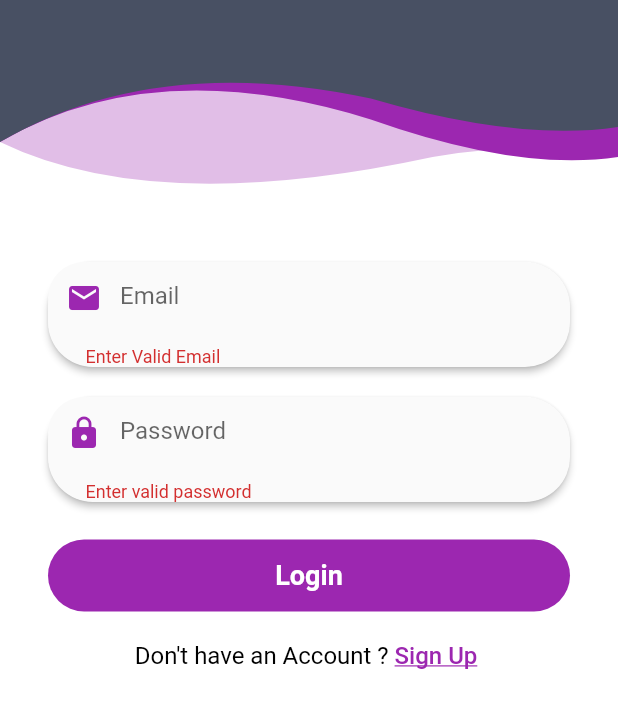
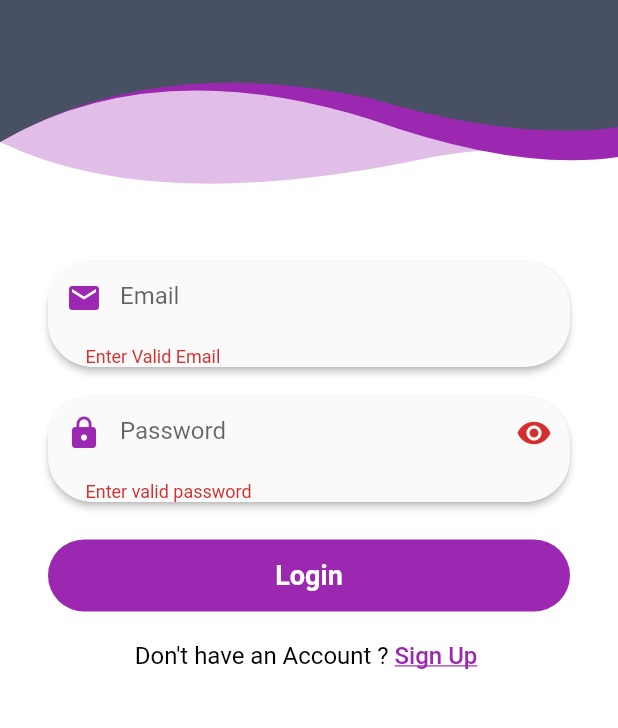
Before and after one commit to titusfrezer/Internship_platform, a Flutter app: the screen it shows after launch, after a tap on "Login", on a phone screen of 412 x 824 dp, the part 233-961 px from its top. Run offline on Flutter 3.47's test engine with Material 2 defaults, Android fonts, the phone set to English and light mode, and no system bars; our stand-ins replace connectivity, file_picker, firebase_auth, firebase_database, firebase_storage, flushbar and 2 more; missing offline and left inert: flutter_plugin_pdf_viewer; accounts and stored records are empty.

Commit message:
applying bisrat change

```diff
--- a/lib/LoginPage.dart
+++ b/lib/LoginPage.dart
@@ -8,16 +8,20 @@ import 'package:internship_platform/WaveClipper.dart';
 import 'package:internship_platform/main.dart';
 
 bool _autoValidate = false;
-bool isValid= true;
+bool isValid = true;
+
 class LoginSevenPage extends StatefulWidget {
   String email;
   String password;
+
   @override
   _LoginSevenPageState createState() => _LoginSevenPageState();
 }
 
 class _LoginSevenPageState extends State<LoginSevenPage> {
   final GlobalKey<FormState> _formKey = GlobalKey<FormState>();
+  bool isObscure = true;
+
   @override
   Widget build(BuildContext context) {
     return Scaffold(
@@ -36,8 +40,10 @@ class _LoginSevenPageState extends State<LoginSevenPage> {
                     width: double.infinity,
                     height: 300,
                     decoration: BoxDecoration(
-                        gradient: LinearGradient(
-                            colors: [Colors.purple.shade100,  Colors.purple.shade100])),
+                        gradient: LinearGradient(colors: [
+                      Colors.purple.shade100,
+                      Colors.purple.shade100
+                    ])),
                   ),
                 ),
                 ClipPath(
@@ -94,7 +100,7 @@ class _LoginSevenPageState extends State<LoginSevenPage> {
                 elevation: 2.0,
                 borderRadius: BorderRadius.all(Radius.circular(30)),
                 child: TextFormField(
-                  validator: (value){
+                  validator: (value) {
                     Pattern pattern =
                         r'^(([^<>()[\]\\.,;:\s@\"]+(\.[^<>()[\]\\.,;:\s@\"]+)*)|(\".+\"))@((\[[0-9]{1,3}\.[0-9]{1,3}\.[0-9]{1,3}\.[0-9]{1,3}\])|(([a-zA-Z\-0-9]+\.)+[a-zA-Z]{2,}))$';
                     RegExp regex = new RegExp(pattern);
@@ -103,10 +109,10 @@ class _LoginSevenPageState extends State<LoginSevenPage> {
                     else
                       return null;
                   },
-                  onSaved: (value){
+                  onSaved: (value) {
                     widget.email = value;
                   },
-                  onChanged: (String value){},
+                  onChanged: (String value) {},
                   cursorColor: Colors.deepOrange,
                   decoration: InputDecoration(
                       hintText: "Email",
@@ -133,17 +139,17 @@ class _LoginSevenPageState extends State<LoginSevenPage> {
                 elevation: 2.0,
                 borderRadius: BorderRadius.all(Radius.circular(30)),
                 child: TextFormField(
-                  obscureText: true,
-                  validator: (value){
-                    if(value.isEmpty){
+                  obscureText: isObscure,
+                  validator: (value) {
+                    if (value.isEmpty) {
                       return 'Enter valid password';
                     }
                     return null;
                   },
-                  onSaved: (value){
+                  onSaved: (value) {
                     widget.password = value;
                   },
-                  onChanged: (String value){},
+                  onChanged: (String value) {},
                   cursorColor: Colors.deepOrange,
                   decoration: InputDecoration(
                       hintText: "Password",
@@ -154,6 +160,23 @@ class _LoginSevenPageState extends State<LoginSevenPage> {
                           Icons.lock,
                           color: Colors.purple,
                         ),
+                      ),
+                      suffixIcon: isObscure
+                          ? IconButton(
+                              icon: Icon(Icons.visibility),
+                              onPressed: () {
+                                setState(() {
+                                  isObscure = false;
+                                });
+                              },
+                            )
+                          : IconButton(
+                              icon: Icon(Icons.visibility_off),
+                              onPressed: () {
+                                setState(() {
+                                  isObscure = true;
+                                });
+                              },
                             ),
                       border: InputBorder.none,
                       contentPadding:
@@ -171,22 +194,23 @@ class _LoginSevenPageState extends State<LoginSevenPage> {
                       borderRadius: BorderRadius.all(Radius.circular(100)),
                       color: Colors.purple),
                   child: FlatButton(
-                    child: isLoading==true?SpinKitWave(color:Colors.white,size: 12,):Text(
+                    child: isLoading == true
+                        ? SpinKitWave(color: Colors.pink)
+                        : Text(
                             "Login",
                             style: TextStyle(
                                 color: Colors.white,
                                 fontWeight: FontWeight.w700,
                                 fontSize: 18),
                           ),
-                    onPressed: () async{
+                    onPressed: () async {
                       setState(() {
                         isLoading = true;
-
                       });
                       print('Login pressed');
                       _validateInputs();
                       try {
-                        name=widget.email;
+                        name = widget.email;
                         await FirebaseAuth.instance.signInWithEmailAndPassword(
                             email: widget.email, password: widget.password);
 //                        setState(() {
@@ -197,14 +221,16 @@ class _LoginSevenPageState extends State<LoginSevenPage> {
                       } catch (Exception) {
                         print(Exception.toString());
                         if (Exception.toString() ==
-                            "PlatformException(ERROR_NETWORK_REQUEST_FAILED, A network error (such as timeout, interrupted connection or unreachable host) has occurred., null)") {
-
-                          Flushbar(duration: Duration(seconds: 3),
+                            "PlatformException(ERROR_NETWORK_REQUEST_FAILED, A network error (such as timeout, interrupted connection or unreachable host) has occurred., null, null)") {
+                        print("true");
+                          Flushbar(
+                            duration: Duration(seconds: 3),
                             backgroundColor: Colors.red,
                             icon: Icon(Icons.error),
                             message: 'Connection error',
                           )..show(context);
-                        }else if(Exception.toString() == 'PlatformException(ERROR_USER_NOT_FOUND, There is no user record corresponding to this identifier. The user may have been deleted., null)'){
+                        } else if (Exception.toString() ==
+                            'PlatformException(ERROR_USER_NOT_FOUND, There is no user record corresponding to this identifier. The user may have been deleted., null, null)') {
                           Flushbar(
                             duration: Duration(seconds: 3),
                             backgroundColor: Colors.red,
@@ -212,18 +238,17 @@ class _LoginSevenPageState extends State<LoginSevenPage> {
                             message: 'Email Doesnt exist',
                           )..show(context);
                         }
-
                       }
-                      finally{
                         setState(() {
-                         isLoading=false;
+                          isLoading = false;
                         });
-                      }
 
                     },
                   ),
                 )),
-            SizedBox(height: 20,),
+            SizedBox(
+              height: 20,
+            ),
 //          Center(
 //            child: Text("FORGOT PASSWORD ?", style: TextStyle(color:Colors.red,fontSize: 12 ,fontWeight: FontWeight.w700),),
 //          ),
@@ -231,14 +256,24 @@ class _LoginSevenPageState extends State<LoginSevenPage> {
             Row(
               mainAxisAlignment: MainAxisAlignment.center,
               children: <Widget>[
-                Text("Don't have an Account ? ", style: TextStyle(color:Colors.black,fontSize: 16 ,fontWeight: FontWeight.normal),),
+                Text(
+                  "Don't have an Account ? ",
+                  style: TextStyle(
+                      color: Colors.black,
+                      fontSize: 16,
+                      fontWeight: FontWeight.normal),
+                ),
                 GestureDetector(
-                    onTap: (){
-
-                   Navigator.of(context).push(MaterialPageRoute(builder: (context)=>ChoosePrivelege()));
+                    onTap: () {
+                      Navigator.of(context).push(MaterialPageRoute(
+                          builder: (context) => ChoosePrivelege()));
                     },
-                    child: Text("Sign Up ", style: TextStyle(color:Colors.purple, fontWeight: FontWeight.w500,fontSize: 16, decoration: TextDecoration.underline ))),
-
+                    child: Text("Sign Up ",
+                        style: TextStyle(
+                            color: Colors.purple,
+                            fontWeight: FontWeight.w500,
+                            fontSize: 16,
+                            decoration: TextDecoration.underline))),
               ],
             )
           ],
@@ -246,13 +281,14 @@ class _LoginSevenPageState extends State<LoginSevenPage> {
       ),
     );
   }
+
   void _validateInputs() {
     if (_formKey.currentState.validate()) {
 //    If all data are correct then save data to out variables
       _formKey.currentState.save();
-      isValid= true;
+      isValid = true;
     } else {
-      isValid=false;
+      isValid = false;
 //    If all data are not valid then start auto validation.
       setState(() {
         _autoValidate = true;
```
Also changed, not shown: pubspec.lock, 1 other file. Lines whose indentation alone changed are shown as unchanged.
